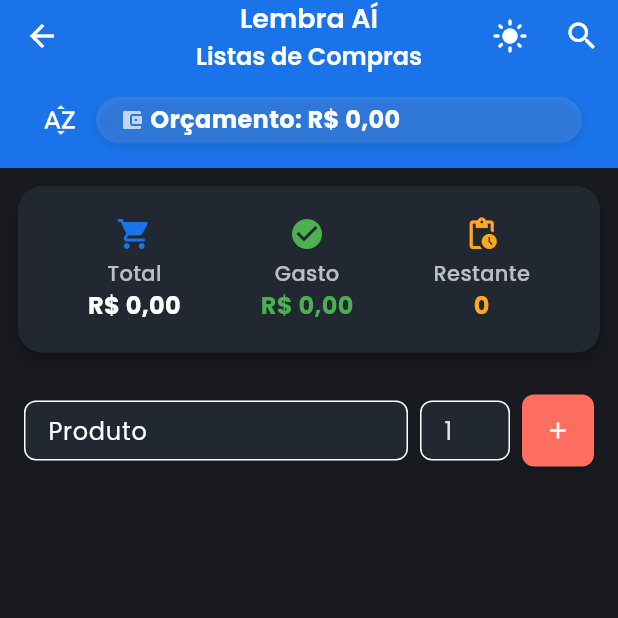
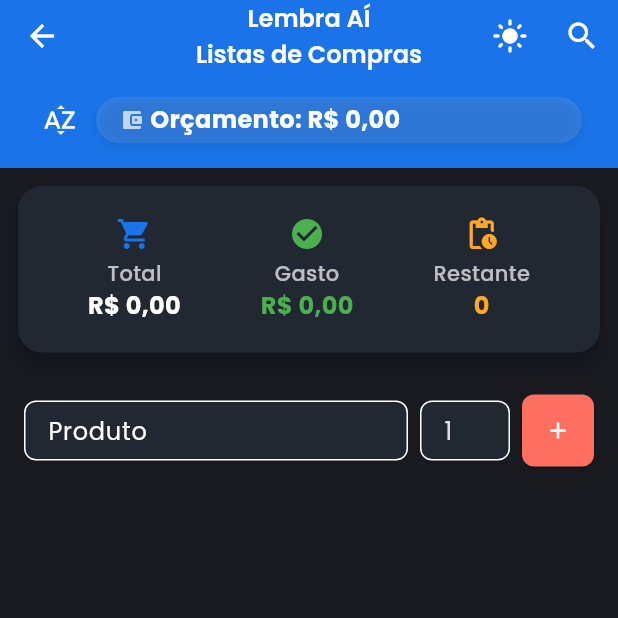
Before and after one commit to Risati/app-lista-compras, a Flutter app: the ShoppingListPage screen opened directly with empty values, after a tap on the "dark mode" icon, on a phone screen of 412 x 824 dp, the top half of it. Run offline on Flutter 3.47's test engine with Material 3 defaults, Android fonts, the phone set to English and light mode, and no system bars; our stand-ins replace diacritic, google_fonts, hive, hive_flutter, open_file; missing offline and left inert: mobile_scanner; accounts and stored records are empty.

Commit message:
fix color appName and appSubtitle and icons on list page

```diff
--- a/lib/screens/lists_menu_page.dart
+++ b/lib/screens/lists_menu_page.dart
@@ -27,9 +27,19 @@ class ListsMenuPage extends StatelessWidget {
           mainAxisSize: MainAxisSize.min,
           crossAxisAlignment: CrossAxisAlignment.center,
           children: [
-            Text(Strings.appName, style: AppTextStyles.titleMedium(context)),
-            Text(Strings.appSubtitle, style: AppTextStyles.titleSmall(context)),
-          ],
+      Text(
+        Strings.appName,
+        style: AppTextStyles.titleSmall(context).copyWith(
+          color: Theme.of(context).colorScheme.onPrimary,
+        )
+      ),
+      Text(
+        Strings.appSubtitle,
+        style: AppTextStyles.titleSmall(context).copyWith(
+          color: Theme.of(context).colorScheme.onPrimary,
+        ),
+      ),
+    ],
         ),
         actions: [
           IconButton(
--- a/lib/screens/shopping_list_page.dart
+++ b/lib/screens/shopping_list_page.dart
@@ -86,11 +86,15 @@ class _ShoppingListPageState extends State<ShoppingListPage> {
         children: [
       Text(
         Strings.appName,
-            style: AppTextStyles.titleMedium(context),
+        style: AppTextStyles.titleSmall(context).copyWith(
+          color: Theme.of(context).colorScheme.onPrimary,
+        )
       ),
       Text(
         Strings.appSubtitle,
-            style: AppTextStyles.titleSmall(context),
+        style: AppTextStyles.titleSmall(context).copyWith(
+          color: Theme.of(context).colorScheme.onPrimary,
+        ),
       ),
     ],
       ),
@@ -197,8 +201,10 @@ class _ShoppingListPageState extends State<ShoppingListPage> {
             Flexible(
               child: Text(
                 '${Strings.labelBudget}: ${Formatters.currency(budget)}',
-                style: AppTextStyles.bodyLarge(context)
-                    .copyWith(fontWeight: FontWeight.bold),
+                style: AppTextStyles.bodyLarge(context).copyWith(
+                  fontWeight: FontWeight.bold,
+                  color: Theme.of(context).colorScheme.onPrimary,
+                ),
                 overflow: TextOverflow.ellipsis,
                 maxLines: 1,
               ),
```
Lines whose indentation alone changed are shown as unchanged.
